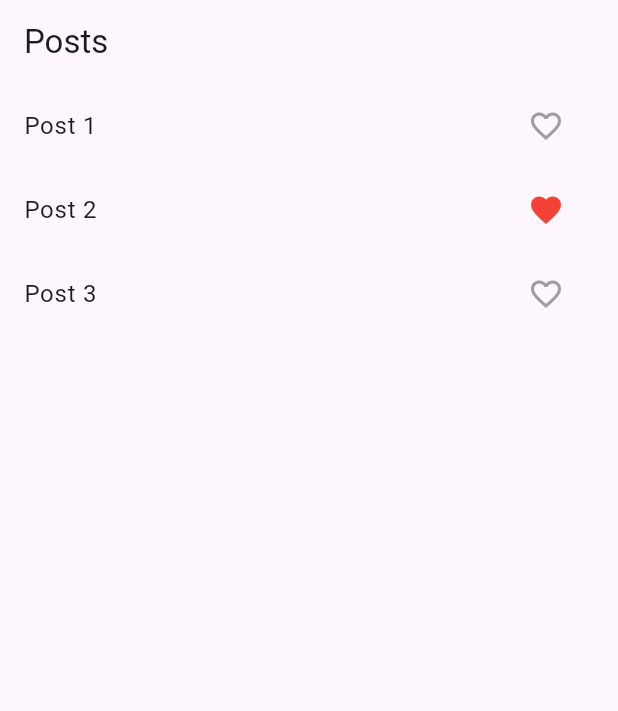
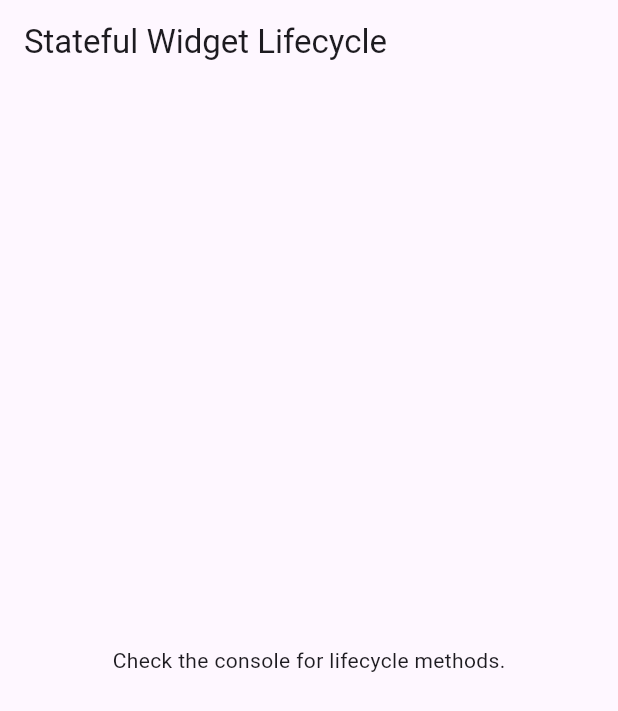
Before and after one commit to alhijrymawada-create/wajebat_app, a Flutter app: the screen it shows after launch, on a phone screen of 412 x 824 dp. Shown: the top 711 px of the screen. Run offline on Flutter 3.47's test engine with Material 3 defaults, Android fonts, the phone set to English and light mode, and no system bars.

Commit message:
added new code in main.dart

```diff
--- a/lib/LikeButton.dart
+++ /dev/null
@@ -1,40 +0,0 @@
-import 'package:flutter/material.dart';
-
-class LikeButton extends StatefulWidget {
-  final bool initialIsLiked;
-
-  const LikeButton({
-    super.key,
-    this.initialIsLiked = false,
-  });
-
-  @override
-  State<LikeButton> createState() => _LikeButtonState();
-}
-
-class _LikeButtonState extends State<LikeButton> {
-  late bool _isLiked;
-
-  @override
-  void initState() {
-    super.initState();
-    _isLiked = widget.initialIsLiked;
-  }
-
-  void _toggleLike() {
-    setState(() {
-      _isLiked = !_isLiked;
-    });
-  }
-
-  @override
-  Widget build(BuildContext context) {
-    return IconButton(
-      icon: Icon(
-        _isLiked ? Icons.favorite : Icons.favorite_border,
-        color: _isLiked ? Colors.red : Colors.grey,
-      ),
-      onPressed: _toggleLike,
-    );
-  }
-}
--- a/lib/main.dart
+++ b/lib/main.dart
@@ -1,42 +1,38 @@
 import 'package:flutter/material.dart';
-import 'LikeButton.dart';
+
 void main() {
-  runApp(const MyApp());
+  runApp(MyLifecycleApp());
 }
 
-class MyApp extends StatelessWidget {
-  const MyApp({super.key});
+class MyLifecycleApp extends StatefulWidget {
+  @override
+  _MyLifecycleAppState createState() => _MyLifecycleAppState();
+}
+
+class _MyLifecycleAppState extends State<MyLifecycleApp> {
+  @override
+  void initState() {
+    super.initState();
+    print("initState called");
+  }
+
+  @override
+  void dispose() {
+    print("dispose called");
+    super.dispose();
+  }
 
   @override
   Widget build(BuildContext context) {
+    print("build called");
     return MaterialApp(
-      title: 'Custom Widget Demo',
-      home: const HomeScreen(),
-    );
-  }
-}
-class HomeScreen extends StatelessWidget {
-  const HomeScreen({super.key});
-
-  @override
-  Widget build(BuildContext context) {
-    return Scaffold(
-      appBar: AppBar(title: const Text('Posts')),
-      body: ListView(
-        children: const [
-          ListTile(
-            title: Text('Post 1'),
-            trailing: LikeButton(),
-          ),
-          ListTile(
-            title: Text('Post 2'),
-            trailing: LikeButton(initialIsLiked: true),
-          ),
-          ListTile(
-            title: Text('Post 3'),
-            trailing: LikeButton(),
-          ),
-        ],
+      home: Scaffold(
+        appBar: AppBar(
+          title: Text('Stateful Widget Lifecycle'),
+        ),
+        body: Center(
+          child: Text('Check the console for lifecycle methods.'),
+        ),
       ),
     );
   }
```
Also changed, not shown: lib/UserInfoCard.dart (deleted, +0 -47 lines).
